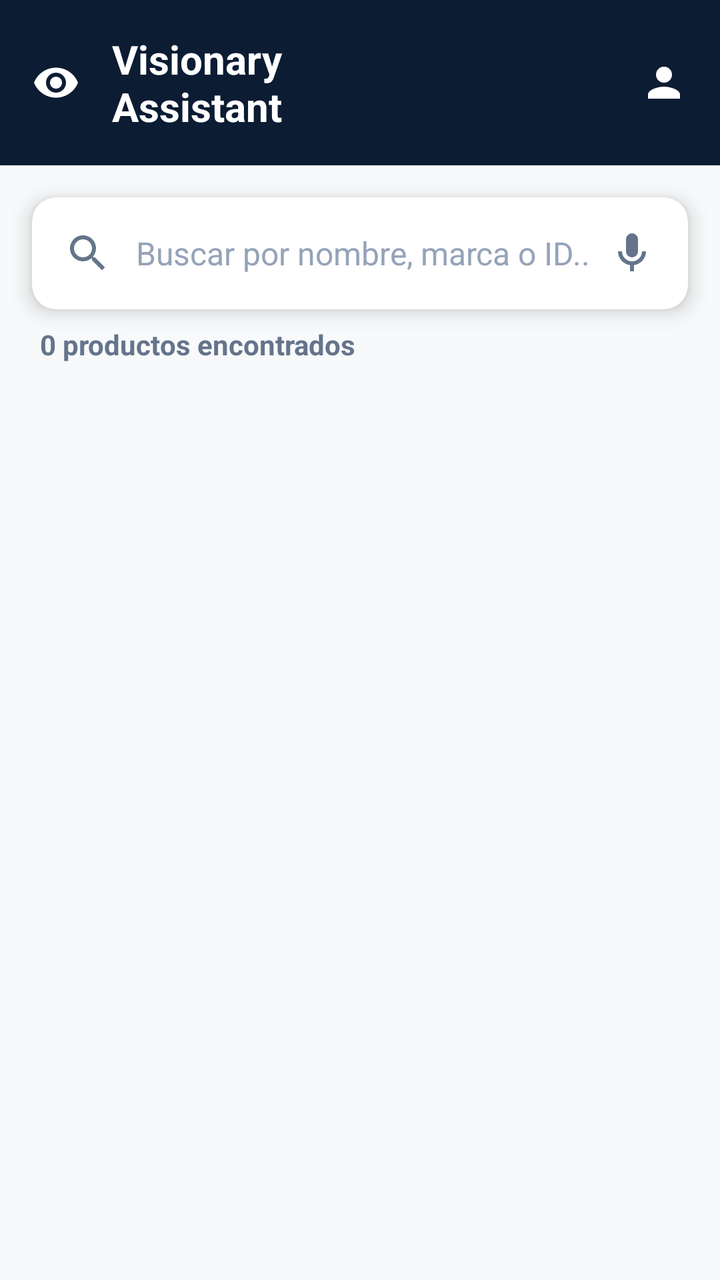
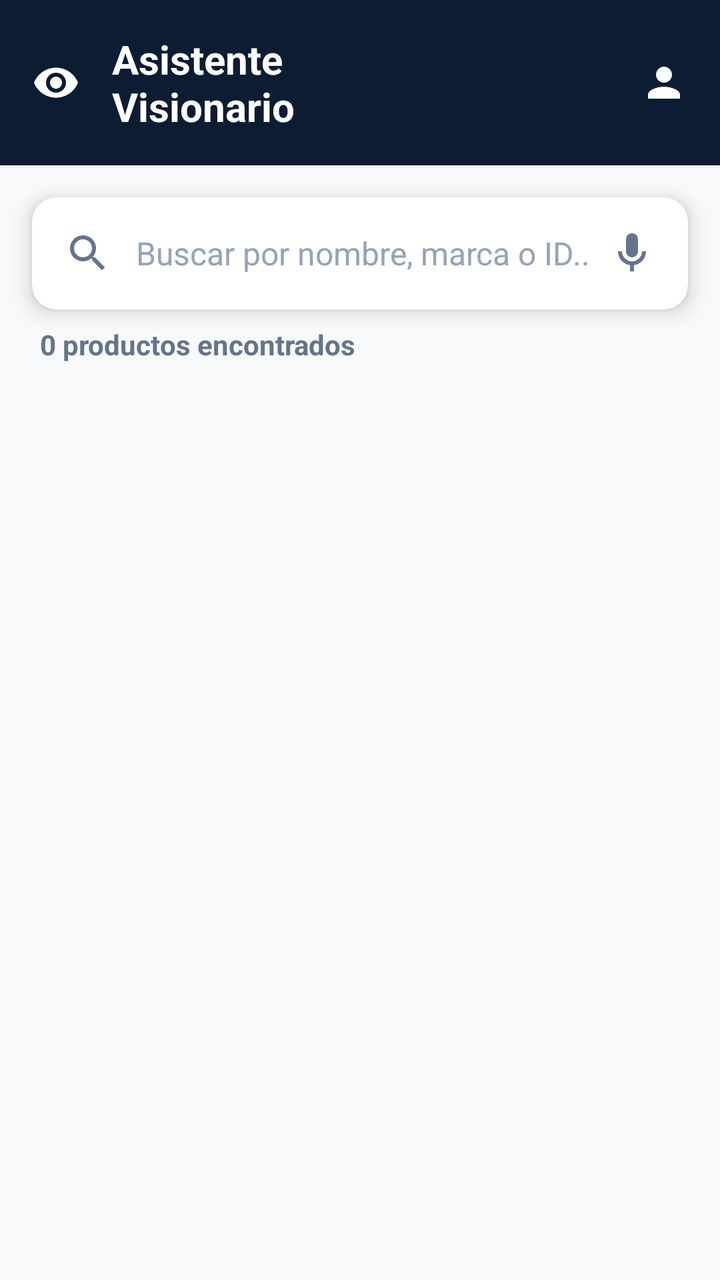

Two renders of the same Android screen: before a commit and after it. Below are the layout's source before the change and the commit's diff.
<!-- AndroidManifest.xml: application theme Theme.Tienda_app -->
<!-- res/layout/fragment_search.xml -->
<?xml version="1.0" encoding="utf-8"?>
<androidx.constraintlayout.widget.ConstraintLayout xmlns:android="http://schemas.android.com/apk/res/android"
    xmlns:app="http://schemas.android.com/apk/res-auto"
    xmlns:tools="http://schemas.android.com/tools"
    android:layout_width="match_parent"
    android:layout_height="match_parent"
    android:background="#F8F9FA"
    tools:context=".ui.search.SearchFragment">

    
    <LinearLayout
        android:id="@+id/topBar"
        android:layout_width="match_parent"
        android:layout_height="wrap_content"
        android:background="#0B1C33"
        android:padding="16dp"
        android:orientation="horizontal"
        android:gravity="center_vertical"
        app:layout_constraintTop_toTopOf="parent">

        <ImageView
            android:layout_width="24dp"
            android:layout_height="24dp"
            android:src="@drawable/ic_eye"
            app:tint="#FFFFFF"
            android:importantForAccessibility="no" />

        <TextView
            android:layout_width="0dp"
            android:layout_height="wrap_content"
            android:layout_weight="1"
            android:text="Visionary\nAssistant"
            android:textColor="#FFFFFF"
            android:textSize="20sp"
            android:textStyle="bold"
            android:layout_marginStart="16dp" />

        <ImageView
            android:layout_width="24dp"
            android:layout_height="24dp"
            android:src="@drawable/ic_user"
            app:tint="#FFFFFF"
            android:contentDescription="Perfil de usuario" />
    </LinearLayout>

    
    <androidx.cardview.widget.CardView
        android:id="@+id/cardSearch"
        android:layout_width="match_parent"
        android:layout_height="wrap_content"
        android:layout_margin="16dp"
        app:cardCornerRadius="12dp"
        app:cardElevation="6dp"
        app:cardBackgroundColor="#FFFFFF"
        app:layout_constraintTop_toBottomOf="@id/topBar">

        <LinearLayout
            android:layout_width="match_parent"
            android:layout_height="wrap_content"
            android:orientation="horizontal"
            android:gravity="center_vertical"
            android:paddingHorizontal="16dp"
            android:paddingVertical="4dp">

            <ImageView
                android:layout_width="24dp"
                android:layout_height="24dp"
                android:src="@drawable/ic_search"
                app:tint="#64748B"
                android:importantForAccessibility="no" />

            <EditText
                android:id="@+id/etSearch"
                android:layout_width="0dp"
                android:layout_height="48dp"
                android:layout_weight="1"
                android:layout_marginStart="12dp"
                android:background="@null"
                android:hint="Buscar por nombre, marca o ID..."
                android:textColor="#0B1C33"
                android:textColorHint="#94A3B8"
                android:textSize="16sp"
                android:inputType="text"
                android:maxLines="1"
                android:imeOptions="actionSearch"
                android:nextFocusDown="@id/rvSearchResults"
                android:importantForAutofill="no"
                android:contentDescription="Escribe para buscar productos" />

            <ImageView
                android:id="@+id/btnSearchClear"
                android:layout_width="24dp"
                android:layout_height="24dp"
                android:src="@drawable/ic_scan_focus"
                android:visibility="gone"
                app:tint="#94A3B8"
                android:clickable="true"
                android:focusable="true"
                android:contentDescription="Limpiar texto de búsqueda" />

            <ImageView
                android:id="@+id/btnVoiceSearch"
                android:layout_width="24dp"
                android:layout_height="24dp"
                android:layout_marginStart="8dp"
                android:src="@drawable/ic_mic"
                android:visibility="visible"
                app:tint="#64748B"
                android:clickable="true"
                android:focusable="true"
                android:contentDescription="Buscar por voz" />
        </LinearLayout>
    </androidx.cardview.widget.CardView>

    
    <TextView
        android:id="@+id/tvSearchCounter"
        android:layout_width="wrap_content"
        android:layout_height="wrap_content"
        android:layout_marginStart="20dp"
        android:layout_marginTop="8dp"
        android:text="0 productos encontrados"
        android:textColor="#64748B"
        android:textSize="14sp"
        android:textStyle="bold"
        android:accessibilityLiveRegion="polite"
        app:layout_constraintTop_toBottomOf="@id/cardSearch"
        app:layout_constraintStart_toStartOf="parent"/>

    
    <androidx.recyclerview.widget.RecyclerView
        android:id="@+id/rvSearchResults"
        android:layout_width="match_parent"
        android:layout_height="0dp"
        android:layout_marginTop="8dp"
        android:paddingHorizontal="16dp"
        android:clipToPadding="false"
        android:focusable="true"
        android:clickable="true"
        app:layout_constraintTop_toBottomOf="@id/tvSearchCounter"
        app:layout_constraintBottom_toBottomOf="parent"
        tools:listitem="@layout/item_analysis_result"/>

    
    <ProgressBar
        android:id="@+id/pbSearchLoading"
        android:layout_width="48dp"
        android:layout_height="48dp"
        android:visibility="gone"
        android:indeterminateTint="#0B1C33"
        app:layout_constraintTop_toBottomOf="@id/cardSearch"
        app:layout_constraintBottom_toBottomOf="parent"
        app:layout_constraintStart_toStartOf="parent"
        app:layout_constraintEnd_toEndOf="parent"/>

    
    <LinearLayout
        android:id="@+id/lytEmptyState"
        android:layout_width="match_parent"
        android:layout_height="wrap_content"
        android:orientation="vertical"
        android:gravity="center"
        android:padding="32dp"
        android:visibility="gone"
        app:layout_constraintTop_toBottomOf="@id/cardSearch"
        app:layout_constraintBottom_toBottomOf="parent">

        <ImageView
            android:layout_width="80dp"
            android:layout_height="80dp"
            android:src="@drawable/ic_laptop"
            app:tint="#CBD5E1"
            android:importantForAccessibility="no" />

        <TextView
            android:id="@+id/tvEmptyTitle"
            android:layout_width="wrap_content"
            android:layout_height="wrap_content"
            android:text="No se encontraron productos"
            android:textColor="#4A5568"
            android:textSize="18sp"
            android:textStyle="bold"
            android:layout_marginTop="16dp"
            android:focusable="true"/>

        <TextView
            android:id="@+id/tvEmptySubtitle"
            android:layout_width="wrap_content"
            android:layout_height="wrap_content"
            android:text="Intenta buscar con otros términos o códigos de barra."
            android:textColor="#718096"
            android:textSize="14sp"
            android:layout_marginTop="8dp"
            android:gravity="center"
            android:focusable="true"/>
    </LinearLayout>

</androidx.constraintlayout.widget.ConstraintLayout>
<!-- res/layout/item_analysis_result.xml (included above) -->
<?xml version="1.0" encoding="utf-8"?>
<androidx.cardview.widget.CardView xmlns:android="http://schemas.android.com/apk/res/android"
    xmlns:app="http://schemas.android.com/apk/res-auto"
    android:layout_width="match_parent"
    android:layout_height="wrap_content"
    android:layout_marginBottom="16dp"
    app:cardCornerRadius="12dp"
    app:cardElevation="4dp"
    app:cardBackgroundColor="#FFFFFF"
    android:focusable="true"
    android:clickable="true">

    <LinearLayout
        android:layout_width="match_parent"
        android:layout_height="wrap_content"
        android:orientation="vertical">

        
        <ImageView
            android:id="@+id/ivProductIcon"
            android:layout_width="match_parent"
            android:layout_height="220dp"
            android:scaleType="centerCrop"
            android:src="@drawable/ic_laptop"
            android:background="#F1F5F9"
            android:importantForAccessibility="no" />

        <LinearLayout
            android:layout_width="match_parent"
            android:layout_height="wrap_content"
            android:orientation="horizontal"
            android:padding="16dp"
            android:gravity="center_vertical">

            <LinearLayout
                android:layout_width="0dp"
                android:layout_height="wrap_content"
                android:layout_weight="1"
                android:orientation="vertical"
                android:layout_marginEnd="16dp">

                <TextView
                    android:id="@+id/tvProductName"
                    android:layout_width="wrap_content"
                    android:layout_height="wrap_content"
                    android:text="Producto"
                    android:textSize="20sp"
                    android:textStyle="bold"
                    android:textColor="#0B1C33" />

                <TextView
                    android:id="@+id/tvProductCategory"
                    android:layout_width="wrap_content"
                    android:layout_height="wrap_content"
                    android:text="Categoría del producto"
                    android:textSize="14sp"
                    android:textColor="#4A5568"
                    android:layout_marginTop="4dp"/>
            </LinearLayout>

            <TextView
                android:id="@+id/tvSimilitud"
                android:layout_width="wrap_content"
                android:layout_height="wrap_content"
                android:background="@drawable/bg_badge_yellow"
                android:text="98%\nConfianza"
                android:textColor="#000000"
                android:textSize="12sp"
                android:textStyle="bold"
                android:paddingHorizontal="12dp"
                android:paddingVertical="6dp"
                android:gravity="center" />
        </LinearLayout>
    </LinearLayout>
</androidx.cardview.widget.CardView>
<!-- resources referenced by this layout -->
<resources>
  <!-- drawable bg_badge_yellow (drawable) -->
  <shape xmlns:android="http://schemas.android.com/apk/res/android">
      <solid android:color="@color/yellow"/>
      <corners android:radius="16dp"/>
  </shape>
  <!-- drawable ic_eye (drawable) -->
  <vector xmlns:android="http://schemas.android.com/apk/res/android"
      android:width="24dp"
      android:height="24dp"
      android:viewportWidth="24"
      android:viewportHeight="24">
    <path
        android:fillColor="#FFFFFF"
        android:pathData="M12,4.5C7,4.5 2.73,7.61 1,12c1.73,4.39 6,7.5 11,7.5s9.27,-3.11 11,-7.5c-1.73,-4.39 -6,-7.5 -11,-7.5zM12,17c-2.76,0 -5,-2.24 -5,-5s2.24,-5 5,-5 5,2.24 5,5 -2.24,5 -5,5zM12,9c-1.66,0 -3,1.34 -3,3s1.34,3 3,3 3,-1.34 3,-3 -1.34,-3 -3,-3z"/>
  </vector>
  <!-- drawable ic_laptop (drawable) -->
  <vector xmlns:android="http://schemas.android.com/apk/res/android"
      android:width="24dp"
      android:height="24dp"
      android:viewportWidth="24"
      android:viewportHeight="24">
    <path
        android:fillColor="#0B1C33"
        android:pathData="M20,18c1.1,0 2,-0.9 2,-2V6c0,-1.1 -0.9,-2 -2,-2H4c-1.1,0 -2,0.9 -2,2v10c0,1.1 0.9,2 2,2H0v2h24v-2h-4zM4,6h16v10H4V6z"/>
  </vector>
  <!-- drawable ic_mic (drawable) -->
  <vector xmlns:android="http://schemas.android.com/apk/res/android"
      android:width="24dp"
      android:height="24dp"
      android:viewportWidth="24"
      android:viewportHeight="24">
      <path
          android:fillColor="#000000"
          android:pathData="M12,14c1.66,0 3,-1.34 3,-3V5c0,-1.66 -1.34,-3 -3,-3S9,3.34 9,5v6C9,12.66 10.34,14 12,14z"/>
      <path
          android:fillColor="#000000"
          android:pathData="M17,11c0,2.76 -2.24,5 -5,5s-5,-2.24 -5,-5H5c0,3.53 2.61,6.43 6,6.92V21h2v-3.08c3.39,-0.49 6,-3.39 6,-6.92H17z"/>
  </vector>
  <!-- drawable ic_scan_focus (drawable) -->
  <vector xmlns:android="http://schemas.android.com/apk/res/android"
      android:width="24dp"
      android:height="24dp"
      android:viewportWidth="24"
      android:viewportHeight="24">
    <path
        android:fillColor="#FFFFFF"
        android:pathData="M3,5v4h2V5h4V3H5c-1.1,0 -2,0.9 -2,2zm2,10H3v4c0,1.1 0.9,2 2,2h4v-2H5v-4zm14,4h-4v2h4c1.1,0 2,-0.9 2,-2v-4h-2v4zm0,-16h-4v2h4v4h2V5c0,-1.1 -0.9,-2 -2,-2z"/>
  </vector>
  <!-- drawable ic_search (drawable) -->
  <vector xmlns:android="http://schemas.android.com/apk/res/android"
      android:width="24dp"
      android:height="24dp"
      android:viewportWidth="24"
      android:viewportHeight="24">
    <path
        android:fillColor="#FFFFFF"
        android:pathData="M15.5,14h-0.79l-0.28,-0.27C15.41,12.59 16,11.11 16,9.5 16,5.91 13.09,3 9.5,3S3,5.91 3,9.5 5.91,16 9.5,16c1.61,0 3.09,-0.59 4.23,-1.57l0.27,0.28v0.79l5,4.99L20.49,19l-4.99,-5zm-6,0C7.01,14 5,11.99 5,9.5S7.01,5 9.5,5 14,7.01 14,9.5 11.99,14 9.5,14z"/>
  </vector>
  <!-- drawable ic_user (drawable) -->
  <vector xmlns:android="http://schemas.android.com/apk/res/android"
      android:width="24dp"
      android:height="24dp"
      android:viewportWidth="24"
      android:viewportHeight="24">
    <path
        android:fillColor="#FFFFFF"
        android:pathData="M12,12c2.21,0 4,-1.79 4,-4s-1.79,-4 -4,-4 -4,1.79 -4,4 1.79,4 4,4zM12,14c-2.67,0 -8,1.34 -8,4v2h16v-2c0,-2.66 -5.33,-4 -8,-4z"/>
  </vector>
  <style name="Theme.Tienda_app" parent="Base.Theme.Tienda_app" />
  <color name="yellow">#FCD400</color>
  <style name="Base.Theme.Tienda_app" parent="Theme.Material3.DayNight.NoActionBar">
          
          
      </style>
</resources>

<!-- the commit's change to res/layout/fragment_search.xml (unified diff, before → after) -->
@@ -29,7 +29,7 @@
             android:layout_width="0dp"
             android:layout_height="wrap_content"
             android:layout_weight="1"
-            android:text="Visionary\nAssistant"
+            android:text="Asistente\nVisionario"
             android:textColor="#FFFFFF"
             android:textSize="20sp"
             android:textStyle="bold"
